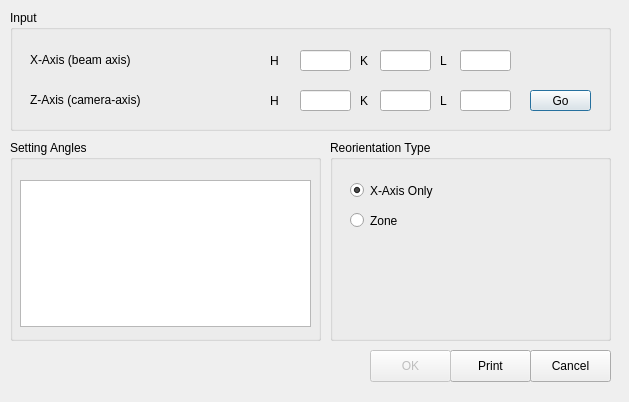
Above: reorientdialog.ui from stuwilkins/QLaue before the change. Below: the same form after it.
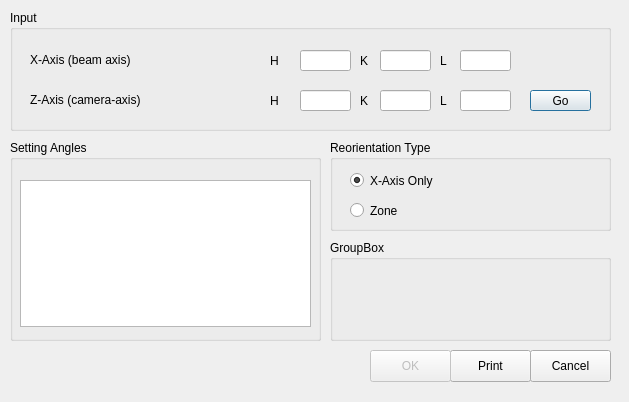
That is the form after the change.

What changed in the file:
```diff
--- a/reorientdialog.ui
+++ b/reorientdialog.ui
@@ -64,48 +64,6 @@
     </property>
    </widget>
   </widget>
-  <widget class="QGroupBox" name="groupBox_3" >
-   <property name="geometry" >
-    <rect>
-     <x>330</x>
-     <y>140</y>
-     <width>281</width>
-     <height>201</height>
-    </rect>
-   </property>
-   <property name="title" >
-    <string>Reorientation Type</string>
-   </property>
-   <widget class="QRadioButton" name="ZoneButton" >
-    <property name="geometry" >
-     <rect>
-      <x>20</x>
-      <y>70</y>
-      <width>121</width>
-      <height>21</height>
-     </rect>
-    </property>
-    <property name="text" >
-     <string>Zone</string>
-    </property>
-   </widget>
-   <widget class="QRadioButton" name="XAxisButton" >
-    <property name="geometry" >
-     <rect>
-      <x>20</x>
-      <y>40</y>
-      <width>121</width>
-      <height>21</height>
-     </rect>
-    </property>
-    <property name="text" >
-     <string>X-Axis Only</string>
-    </property>
-    <property name="checked" >
-     <bool>true</bool>
-    </property>
-   </widget>
-  </widget>
   <widget class="QGroupBox" name="groupBox" >
    <property name="geometry" >
     <rect>
@@ -338,6 +296,61 @@
     <string>OK</string>
    </property>
   </widget>
+  <widget class="QGroupBox" name="groupBox_3" >
+   <property name="geometry" >
+    <rect>
+     <x>330</x>
+     <y>140</y>
+     <width>281</width>
+     <height>91</height>
+    </rect>
+   </property>
+   <property name="title" >
+    <string>Reorientation Type</string>
+   </property>
+   <widget class="QRadioButton" name="XAxisButton" >
+    <property name="geometry" >
+     <rect>
+      <x>20</x>
+      <y>30</y>
+      <width>121</width>
+      <height>21</height>
+     </rect>
+    </property>
+    <property name="text" >
+     <string>X-Axis Only</string>
+    </property>
+    <property name="checked" >
+     <bool>true</bool>
+    </property>
+   </widget>
+   <widget class="QRadioButton" name="ZoneButton" >
+    <property name="geometry" >
+     <rect>
+      <x>20</x>
+      <y>60</y>
+      <width>121</width>
+      <height>21</height>
+     </rect>
+    </property>
+    <property name="text" >
+     <string>Zone</string>
+    </property>
+   </widget>
+  </widget>
+  <widget class="QGroupBox" name="groupBox_4" >
+   <property name="geometry" >
+    <rect>
+     <x>330</x>
+     <y>240</y>
+     <width>281</width>
+     <height>101</height>
+    </rect>
+   </property>
+   <property name="title" >
+    <string>GroupBox</string>
+   </property>
+  </widget>
  </widget>
  <pixmapfunction></pixmapfunction>
  <tabstops>
```
Left out of the diff: 4 changed lines with no effect on the pictures.
